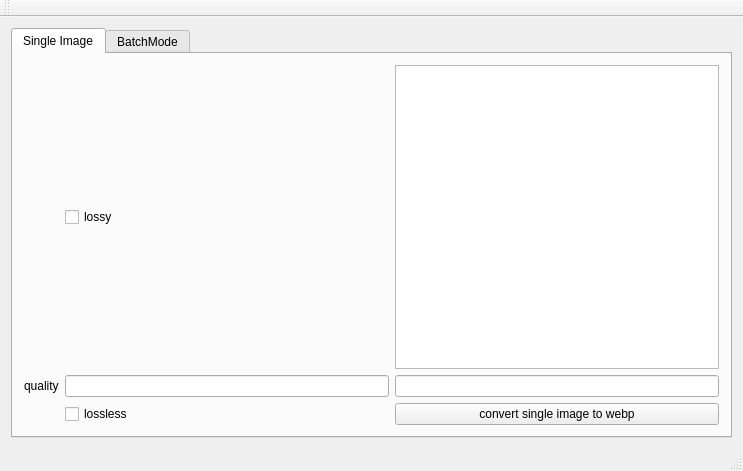
Old version of the form mainwindow.ui in the repository netpipe/QWebPMaker.
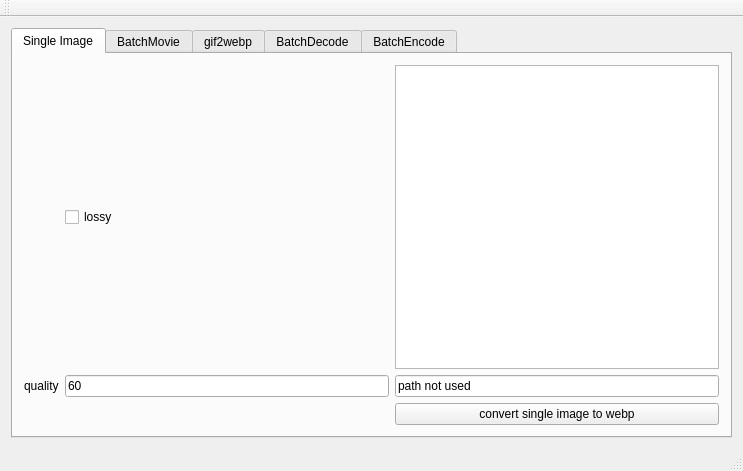
New version of the form. The open tabs and pages were chosen to show the change.

```diff
--- a/mainwindow.ui
+++ b/mainwindow.ui
@@ -32,18 +32,15 @@
           </property>
          </widget>
         </item>
-        <item row="2" column="1">
-         <widget class="QCheckBox" name="checkBox_2">
-          <property name="text">
-           <string>lossless</string>
-          </property>
-         </widget>
-        </item>
         <item row="0" column="2">
          <widget class="QGraphicsView" name="graphicsView"/>
         </item>
         <item row="1" column="2">
-         <widget class="QLineEdit" name="lineEdit"/>
+         <widget class="QLineEdit" name="lineEdit">
+          <property name="text">
+           <string>path not used</string>
+          </property>
+         </widget>
         </item>
         <item row="2" column="2">
          <widget class="QPushButton" name="pushButton">
@@ -53,7 +50,11 @@
          </widget>
         </item>
         <item row="1" column="1">
-         <widget class="QLineEdit" name="lineEdit_2"/>
+         <widget class="QLineEdit" name="singlequality">
+          <property name="text">
+           <string>60</string>
+          </property>
+         </widget>
         </item>
         <item row="1" column="0">
          <widget class="QLabel" name="label_2">
@@ -66,7 +67,7 @@
       </widget>
       <widget class="QWidget" name="tab_2">
        <attribute name="title">
-        <string>BatchMode</string>
+        <string>BatchMovie</string>
        </attribute>
        <layout class="QGridLayout" name="gridLayout_3">
         <item row="0" column="1" colspan="3">
@@ -136,6 +137,21 @@
         </item>
        </layout>
       </widget>
+      <widget class="QWidget" name="tab_3">
+       <attribute name="title">
+        <string>gif2webp</string>
+       </attribute>
+      </widget>
+      <widget class="QWidget" name="tab_4">
+       <attribute name="title">
+        <string>BatchDecode</string>
+       </attribute>
+      </widget>
+      <widget class="QWidget" name="tab_5">
+       <attribute name="title">
+        <string>BatchEncode</string>
+       </attribute>
+      </widget>
      </widget>
     </item>
    </layout>
```
Left out of the diff: 2 changed lines with no effect on the pictures.
